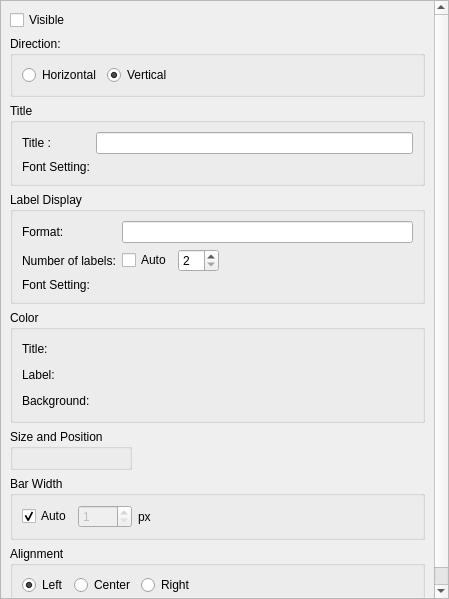
The window that libs/guicore/scalarstocolors/colormaplegendsettingeditwidget.ui (i-RIC/prepost-gui) describes before a commit, drawn with Qt 5.
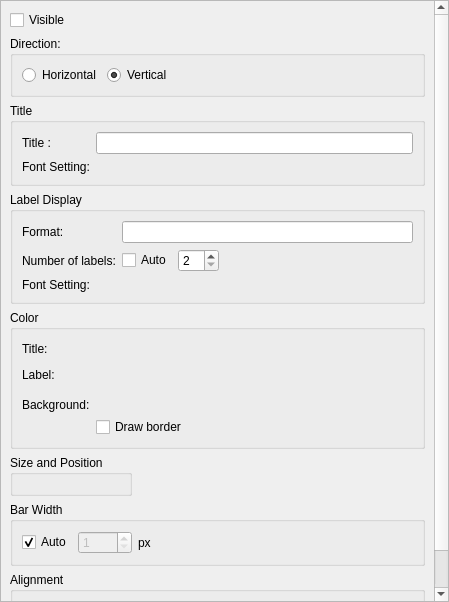
The same window after the commit. Custom widgets are drawn as their Qt base class.

Commit message: Add function to control whether to draw borders for legend

Diff of the .ui file:
```diff
--- a/libs/guicore/scalarstocolors/colormaplegendsettingeditwidget.ui
+++ b/libs/guicore/scalarstocolors/colormaplegendsettingeditwidget.ui
@@ -7,7 +7,7 @@
     <x>0</x>
     <y>0</y>
     <width>449</width>
-    <height>599</height>
+    <height>602</height>
    </rect>
   </property>
   <property name="windowTitle">
@@ -37,10 +37,10 @@
         <x>0</x>
         <y>0</y>
         <width>447</width>
-        <height>597</height>
+        <height>600</height>
        </rect>
       </property>
-      <layout class="QVBoxLayout" name="verticalLayout_2" stretch="0,0,0,0,0,0,0,0,1">
+      <layout class="QVBoxLayout" name="verticalLayout_5" stretch="0,0,0,0,0,0,0,0,1">
        <item>
         <widget class="QCheckBox" name="visibleCheckBox">
          <property name="text">
@@ -256,13 +256,35 @@
            </layout>
           </item>
           <item row="2" column="0">
+           <layout class="QVBoxLayout" name="verticalLayout_2">
+            <item>
            <widget class="QLabel" name="backgroundColorLabel">
             <property name="text">
              <string>Background:</string>
             </property>
            </widget>
           </item>
+            <item>
+             <spacer name="verticalSpacer_2">
+              <property name="orientation">
+               <enum>Qt::Vertical</enum>
+              </property>
+              <property name="sizeType">
+               <enum>QSizePolicy::Minimum</enum>
+              </property>
+              <property name="sizeHint" stdset="0">
+               <size>
+                <width>20</width>
+                <height>18</height>
+               </size>
+              </property>
+             </spacer>
+            </item>
+           </layout>
+          </item>
           <item row="2" column="1">
+           <layout class="QVBoxLayout" name="verticalLayout_4">
+            <item>
            <layout class="QHBoxLayout" name="horizontalLayout_5">
             <item>
              <widget class="ColorEditWidget" name="backgroundColorWidget">
@@ -286,6 +308,15 @@
                </size>
               </property>
              </spacer>
+              </item>
+             </layout>
+            </item>
+            <item>
+             <widget class="QCheckBox" name="showBorderCheckBox">
+              <property name="text">
+               <string>Draw border</string>
+              </property>
+             </widget>
             </item>
            </layout>
           </item>
```
Lines whose indentation alone changed are shown as unchanged. The commit also changes 53 other files.
